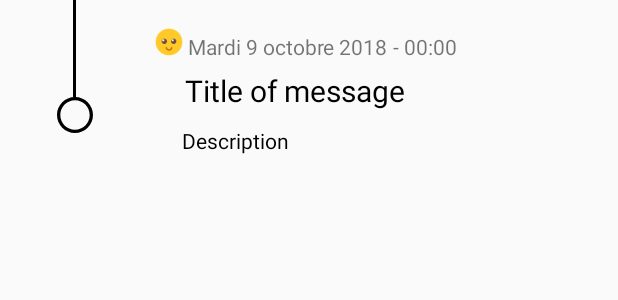
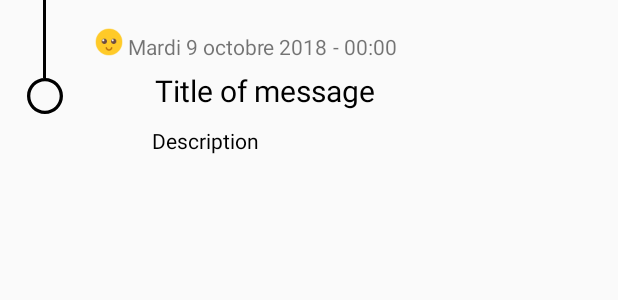
Before and after one commit to Shaolans/MyTimeline, an Android app: the layout content_timeline.xml on its own in the app's theme, with its tools: preview values and no code run, on a phone screen of 412 x 824 dp. Shown: the top 300 px of the screen. Run offline under Robolectric (Android 15) with nearby library versions, the phone set to English and light mode, and no system bars.

Commit message:
Fix some design problems

```diff
--- a/app/src/main/res/layout/content_timeline.xml
+++ b/app/src/main/res/layout/content_timeline.xml
@@ -8,7 +8,7 @@
 
     <ImageView
         android:id="@+id/img_left"
-        android:layout_width="100dp"
+        android:layout_width="60dp"
         android:layout_height="wrap_content"
         android:src="@drawable/marker_inactive"
         app:layout_constraintTop_toTopOf="parent"
@@ -16,7 +16,7 @@
         />
 
     <ImageView
-        android:layout_width="100dp"
+        android:layout_width="60dp"
         android:layout_height="0dp"
         android:src="@drawable/marker"
         app:layout_constraintTop_toTopOf="parent"
@@ -24,7 +24,7 @@
         />
 
     <ImageView
-        android:layout_width="100dp"
+        android:layout_width="60dp"
         android:layout_height="0dp"
         android:src="@drawable/marker"
         app:layout_constraintTop_toBottomOf="@id/img_left"
@@ -76,7 +76,7 @@
 
     <TextView
         android:id="@+id/msg_title"
-        android:layout_width="174dp"
+        android:layout_width="@dimen/descr_size"
         android:layout_height="wrap_content"
         android:padding="6dp"
         android:text="Title of message"
@@ -89,10 +89,10 @@
 
     <TextView
         android:id="@+id/msg_descri"
-        android:layout_width="174dp"
+        android:layout_width="@dimen/descr_size"
         android:layout_height="wrap_content"
         android:padding="4dp"
-        android:text="Description"
+        android:text="Description "
         android:textColor="@android:color/black"
         android:textSize="14dp"
         app:layout_constraintLeft_toRightOf="@id/img_left"
@@ -106,5 +106,6 @@
         android:layout_marginTop="12dp"
         android:layout_marginRight="4dp"
         app:layout_constraintRight_toRightOf="parent"
-        app:layout_constraintTop_toBottomOf="@id/msg_smiley"/>
+        app:layout_constraintTop_toTopOf="@id/msg_smiley"
+        />
 </android.support.constraint.ConstraintLayout>
--- a/app/src/main/res/values/dimens.xml
+++ b/app/src/main/res/values/dimens.xml
@@ -3,4 +3,5 @@
     <dimen name="fab_margin">16dp</dimen>
     <dimen name="text_margin">16dp</dimen>
     <dimen name="date_size">14dp</dimen>
+    <dimen name="descr_size">174dp</dimen>
 </resources>
```
